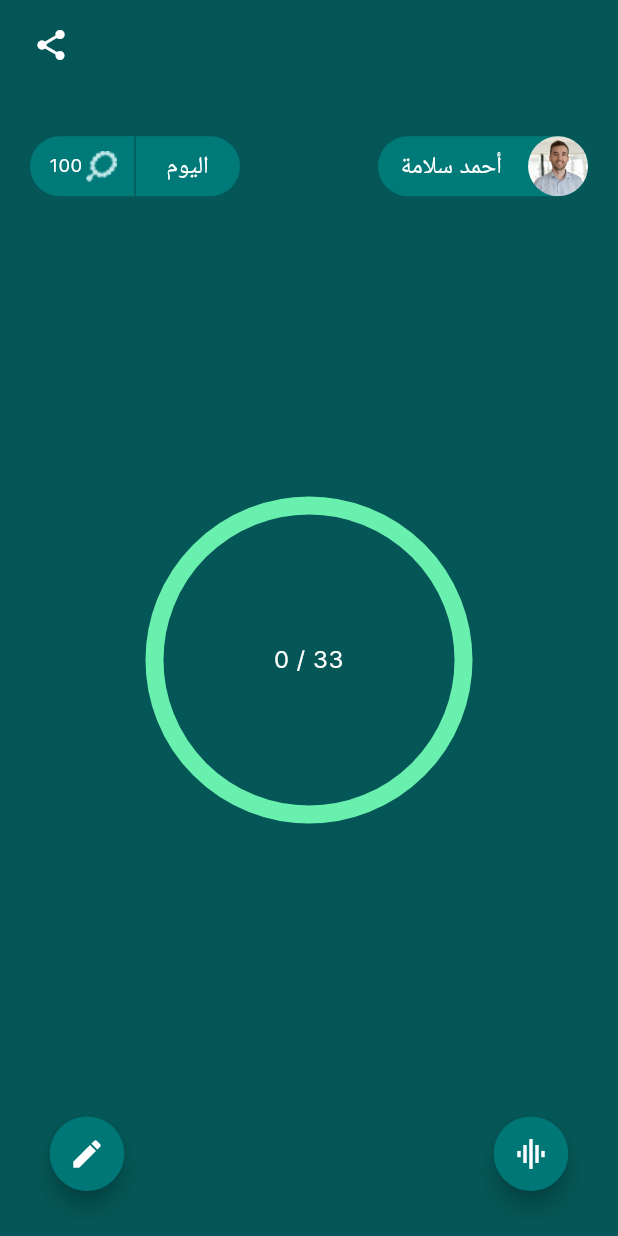
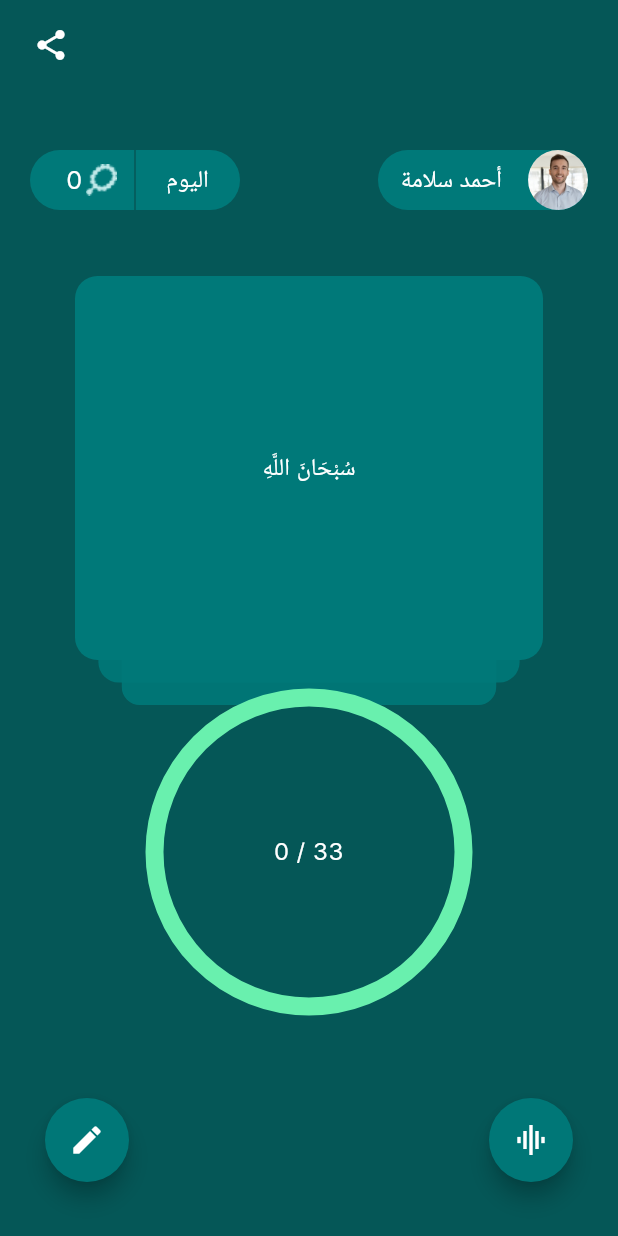
Before and after one commit to MohamedSafwat66/islami, a Flutter app: the screen it shows after launch, on a phone screen of 412 x 824 dp. Run offline on Flutter 3.47's test engine with Material 3 defaults, Android fonts, the phone set to English and light mode, and no system bars; drawn by our look-alikes of card_swiper; our stand-ins replace share; missing offline and left inert: bulleted_list, jhijri.

Commit message:
sebha done

```diff
--- a/lib/main.dart
+++ b/lib/main.dart
@@ -1,5 +1,7 @@
 import 'package:flutter/material.dart';
 import 'package:islami/screens/date.dart';
+import 'package:islami/screens/location.dart';
+import 'package:islami/screens/search.dart';
 import 'package:islami/screens/sebha.dart';
 import 'package:provider/provider.dart';
 import 'package:islami/provider/provider.dart';
--- a/lib/screens/sebha.dart
+++ b/lib/screens/sebha.dart
@@ -1,7 +1,6 @@
 import 'dart:math';
-import 'package:flutter/cupertino.dart';
+import 'package:card_swiper/card_swiper.dart';
 import 'package:flutter/material.dart';
-import 'package:flutter/widgets.dart';
 import 'package:share/share.dart';
 
 class sebhaScreen extends StatefulWidget {
@@ -11,7 +10,7 @@ class sebhaScreen extends StatefulWidget {
 
 class _sebhaScreenState extends State<sebhaScreen> {
   String name = "أحمد سلامة";
-  int total_count = 100;
+  int total_count = 0;
   int count = 0;
   int tasbe7 = 0;
   Map tasbe7at = {
@@ -45,6 +44,7 @@ class _sebhaScreenState extends State<sebhaScreen> {
       body: Column(
         children: [
           Expanded(
+            flex: 2,
             child: Padding(
               padding: const EdgeInsets.all(20.0),
               child: Row(
@@ -120,7 +120,7 @@ class _sebhaScreenState extends State<sebhaScreen> {
                               // textAlign: TextAlign.center,
                               style: TextStyle(
                                   color: Colors.white,
-                                  fontSize: 17 - log(total_count),
+                                  fontSize: 17 - log((total_count==0)?1:total_count),
                                   fontFamily: "Inter"),
                             ),
                           ),
@@ -133,11 +133,45 @@ class _sebhaScreenState extends State<sebhaScreen> {
             ),
           ),
           Expanded(
-            flex: 5,
+            flex: 4,
+            child: Swiper(
+              onIndexChanged: (index){
+                count = 0;
+                tasbe7 = index;
+              },
+              itemBuilder: (BuildContext context,int index){
+                return Container(
+                  alignment: Alignment.center,
+                  margin: EdgeInsets.symmetric(horizontal: 50),
+                  decoration: BoxDecoration(
+                      color: Color(0xFF007979),
+                      borderRadius: BorderRadius.circular(15)
+                  ),
+                  child: Text(
+                    tasbe7at.keys.elementAt(index),
+                    textAlign: TextAlign.center,
+                    style: TextStyle(
+                        color: Colors.white,
+                        fontSize: 16,
+                        fontFamily: "Inter"),
+
+                  ),
+                );
+              },
+              viewportFraction: 150,
+              itemCount: tasbe7at.length,
+              layout: SwiperLayout.TINDER,
+              itemWidth: double.infinity,
+              itemHeight: double.infinity,
+            ),
+          ),
+          Expanded(
+            flex: 4,
             child: InkWell(
               onTap: () {
                 if (tasbe7at.values.elementAt(tasbe7) - 1 > count) {
                   count++;
+                  total_count++;
                 } else {
                   count = 0;
                   if (tasbe7at.length - 1 > tasbe7) {
@@ -171,6 +205,7 @@ class _sebhaScreenState extends State<sebhaScreen> {
             ),
           ),
           Expanded(
+            flex: 2,
               child: Padding(
             padding: const EdgeInsets.all(30.0),
             child: Row(
--- a/pubspec.yaml
+++ b/pubspec.yaml
@@ -39,8 +39,8 @@ dependencies:
   http: ^1.2.1
   provider: ^6.1.2
   jhijri: ^1.0.0
-  #holiday_event_api: ^1.0.2
   bulleted_list: ^0.0.1+0.1a
+  card_swiper: ^3.0.1
 
 dev_dependencies:
   flutter_test:
```
Also changed, not shown: pubspec.lock.
